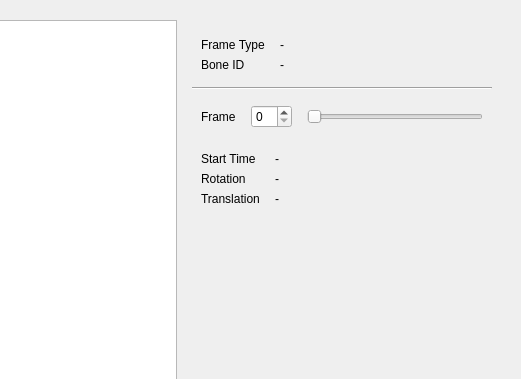
Old version of the form src/gtatools-gui/src/src/formats/ifp/IFPWidget.ui in the repository alemariusnexus/gtatools; both pictures show x 361 to 882 and y 0 to 379 of the 882 by 737 pixel window.
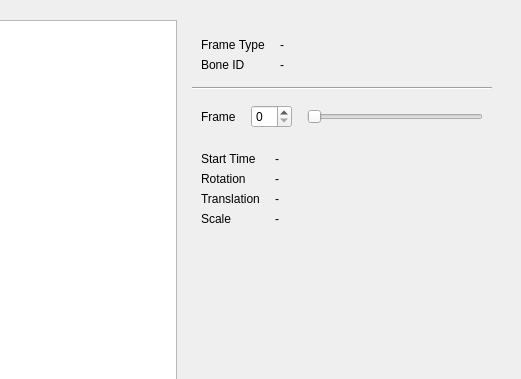
New version of the form.

Commit message: - Added support for IFP ANPK (version 1) archives 	- VC and III animations work now! - Generalized the concept of open files to open entities in gtatools-gui - Added an animation viewer to gtatools-gui - Support for animations without bone information inside the DFF frames (if no information is present, bones are associated to frames by name only. Works for unskinned animations only) - Integrated dynamic lighting into the engine (was prototyping code before)

Diff of the .ui file:
```diff
--- a/src/gtatools-gui/src/src/formats/ifp/IFPWidget.ui
+++ b/src/gtatools-gui/src/src/formats/ifp/IFPWidget.ui
@@ -178,6 +178,20 @@
               </property>
              </widget>
             </item>
+            <item row="3" column="0">
+             <widget class="QLabel" name="label_4">
+              <property name="text">
+               <string>Scale</string>
+              </property>
+             </widget>
+            </item>
+            <item row="3" column="1">
+             <widget class="QLabel" name="frameScaleLabel">
+              <property name="text">
+               <string>-</string>
+              </property>
+             </widget>
+            </item>
            </layout>
           </widget>
          </item>
```
The commit also changes 120 other files.
